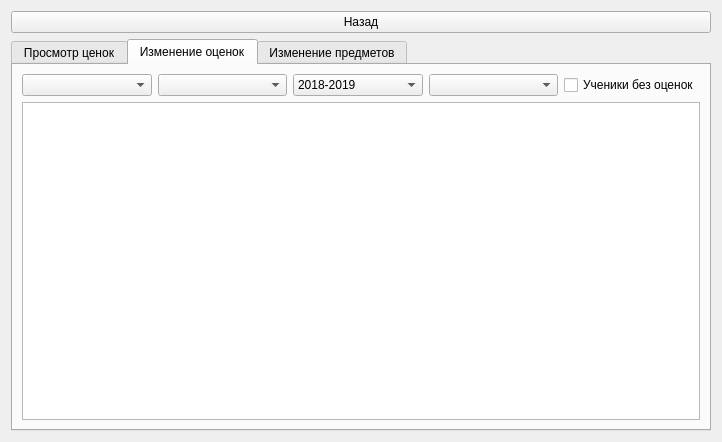
Above: uis/edit_view_marks.ui from MichailKon/schoolProjectC before the change. Below: the same form after it.
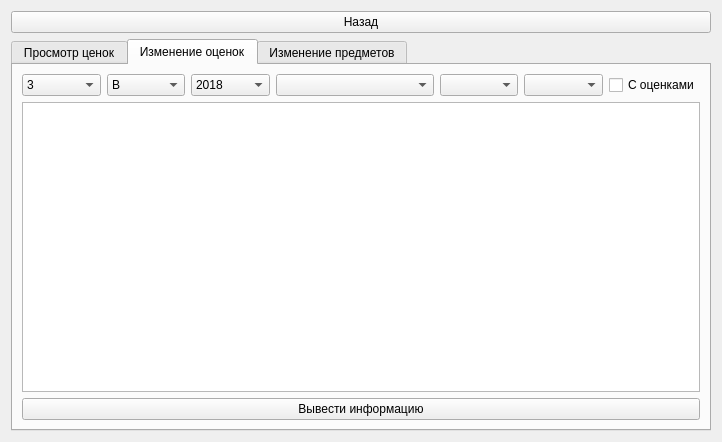
That is the form after the change. The open tabs and pages were chosen to show the change.

Commit message: it seems marks edit is done

Diff of the .ui file:
```diff
--- a/uis/edit_view_marks.ui
+++ b/uis/edit_view_marks.ui
@@ -157,47 +157,68 @@
          <string>Изменение оценок</string>
         </attribute>
         <layout class="QGridLayout" name="gridLayout_3">
+         <item row="0" column="7">
+          <widget class="QCheckBox" name="checkBox">
+           <property name="text">
+            <string>С оценками</string>
+           </property>
+          </widget>
+         </item>
+         <item row="0" column="2">
+          <widget class="QComboBox" name="comboBox_year2">
+           <item>
+            <property name="text">
+             <string>2018</string>
+            </property>
+           </item>
+           <item>
+            <property name="text">
+             <string>2019</string>
+            </property>
+           </item>
+          </widget>
+         </item>
          <item row="0" column="0">
-          <layout class="QGridLayout" name="gridLayout_editMarks">
-           <item row="4" column="2">
-            <widget class="QComboBox" name="comboBox_year_2">
-             <item>
-              <property name="text">
-               <string>2018-2019</string>
-              </property>
-             </item>
-             <item>
-              <property name="text">
-               <string>2019-2020</string>
-              </property>
-             </item>
-             <item>
-              <property name="text">
-               <string>2020-2021</string>
-              </property>
-             </item>
-            </widget>
+          <widget class="QComboBox" name="comboBox_classNum2">
+           <item>
+            <property name="text">
+             <string>3</string>
+            </property>
            </item>
-           <item row="4" column="3">
-            <widget class="QComboBox" name="comboBox_type_2"/>
+           <item>
+            <property name="text">
+             <string>2</string>
+            </property>
            </item>
-           <item row="4" column="0">
-            <widget class="QComboBox" name="comboBox_classNum_2"/>
+          </widget>
+         </item>
+         <item row="0" column="5">
+          <widget class="QComboBox" name="comboBox_shownSubjects2"/>
+         </item>
+         <item row="0" column="6">
+          <widget class="QComboBox" name="comboBox_isKicked2"/>
+         </item>
+         <item row="2" column="0" colspan="8">
+          <widget class="QPushButton" name="pushButton_printEdit">
+           <property name="text">
+            <string>Вывести информацию</string>
+           </property>
+          </widget>
+         </item>
+         <item row="1" column="0" colspan="8">
+          <widget class="QTableWidget" name="tableWidget_editMarks"/>
+         </item>
+         <item row="0" column="1">
+          <widget class="QComboBox" name="comboBox_classLetter2">
+           <item>
+            <property name="text">
+             <string>В</string>
+            </property>
            </item>
-           <item row="4" column="1">
-            <widget class="QComboBox" name="comboBox_classLetter_2"/>
-           </item>
-           <item row="5" column="0" colspan="5">
-            <widget class="QTableWidget" name="tableWidget_editMarks"/>
-           </item>
-           <item row="4" column="4">
-            <widget class="QCheckBox" name="checkBox">
-             <property name="text">
-              <string>Ученики без оценок</string>
-             </property>
-            </widget>
-           </item>
-          </layout>
+          </widget>
+         </item>
+         <item row="0" column="3" colspan="2">
+          <widget class="QComboBox" name="comboBox_type2"/>
          </item>
         </layout>
        </widget>
```
Left out of the diff: 16 changed lines with no effect on the pictures. The commit also changes 2 other files.
